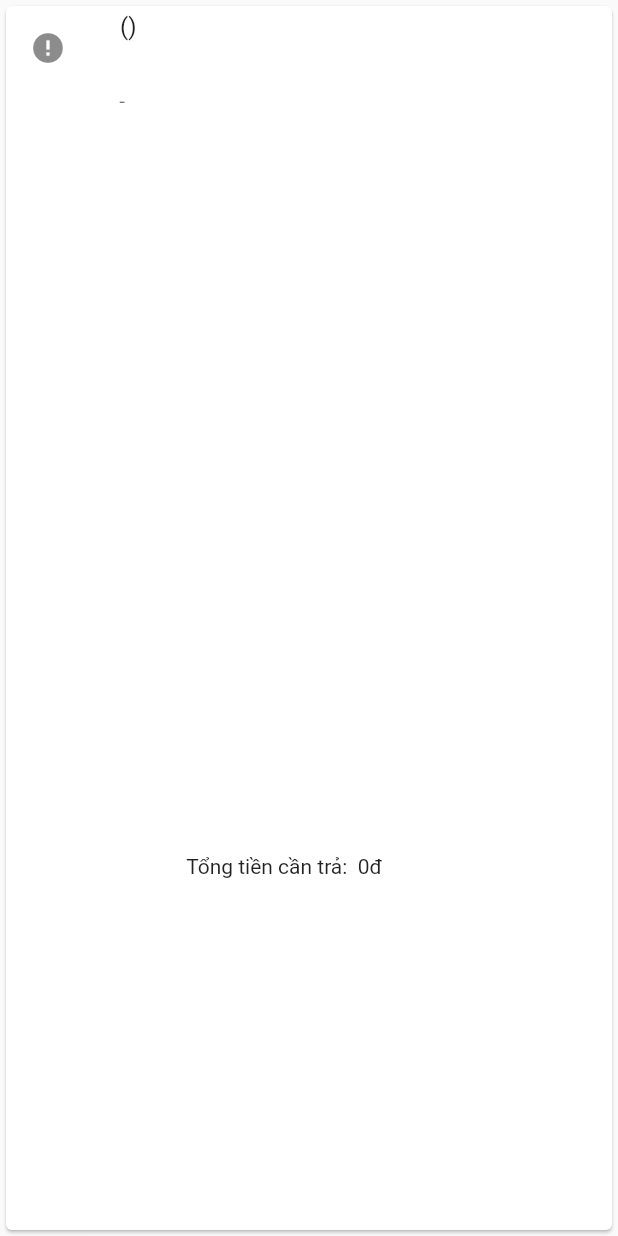
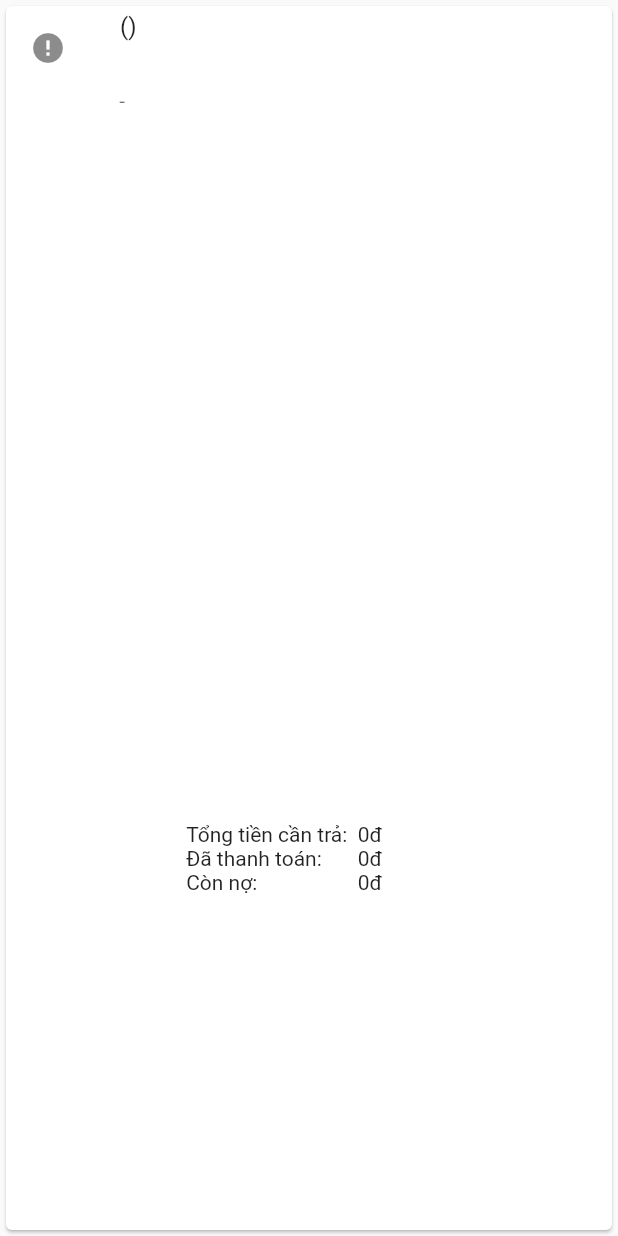
Before and after one commit to khangzxrr/hui_management_flutter, a Flutter app: the SingleMemberScreen widget shown alone on an empty page, opened directly with empty values, on a phone screen of 412 x 824 dp. Run offline on Flutter 3.47's test engine with Material 2 defaults, Android fonts, the phone set to English and light mode, and no system bars; drawn by our look-alikes of cached_network_image; our stand-ins replace after_layout, auto_route, auto_size_text, cross_file, currency_text_input_formatter, firebase_core and 5 more; missing offline and left inert: form_builder_extra_fields, form_builder_image_picker, number_to_vietnamese_words, pluto_grid; accounts and stored records are empty; network calls fail; statements that could not run were skipped.

Commit message:
correct price

```diff
--- a/lib/view/payments/payments_members_view.dart
+++ b/lib/view/payments/payments_members_view.dart
@@ -62,12 +62,16 @@ class SingleMemberScreen extends StatelessWidget {
                       crossAxisAlignment: CrossAxisAlignment.start,
                       children: [
                         Text('Tổng tiền cần ${(user.totalProcessingAmount > 0) ? 'thu' : 'trả'}:  '),
+                        const Text('Đã thanh toán: '),
+                        const Text('Còn nợ: '),
                       ],
                     ),
                     Column(
                       crossAxisAlignment: CrossAxisAlignment.end,
                       children: [
                         Text('${Utils.moneyFormat.format(user.totalProcessingAmount.abs())}đ'),
+                        Text('${Utils.moneyFormat.format(user.totalDebtAmount)}đ'), //lazy to change the name!
+                        Text('${Utils.moneyFormat.format(user.totalProcessingAmount.abs() - user.totalDebtAmount)}đ'),
                       ],
                     )
                   ],
```
Also changed, not shown: lib/view/payments/payment_detail_table_view.dart (+22 -1 lines).
